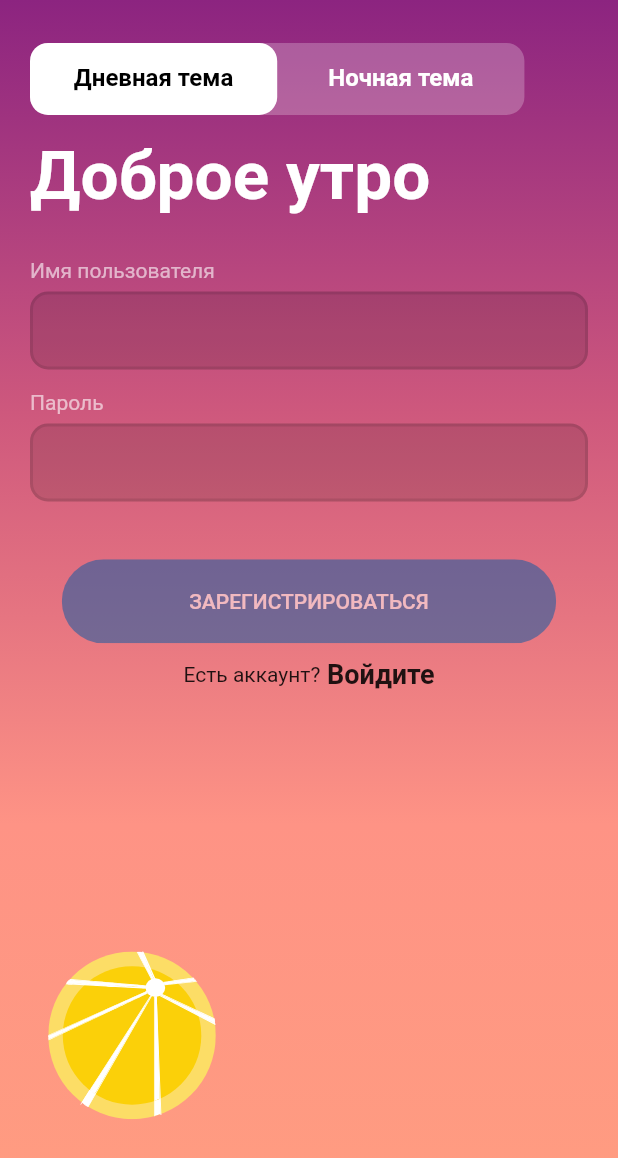
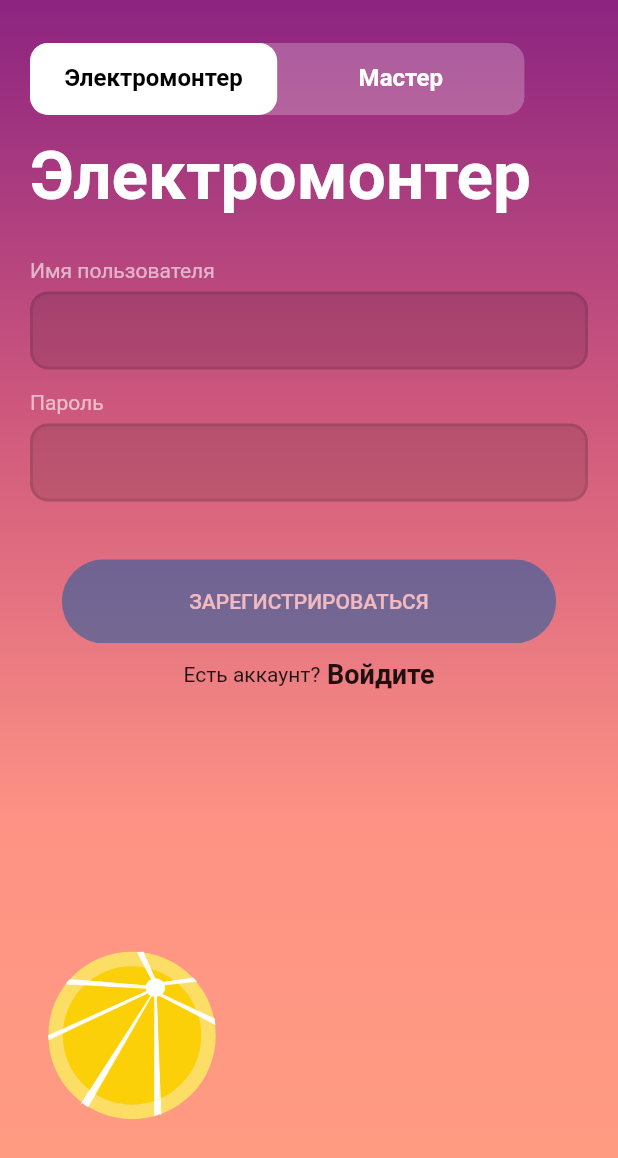
Before and after one commit to Smart-Food/stinger-tracker, a Flutter app: the LoginSignupScreen screen opened directly, on a phone screen of 412 x 824 dp. Shown: the top 1158 px of the screen. Run offline on Flutter 3.47's test engine with Material 2 defaults, Android fonts, the phone set to English and light mode, and no system bars; our stand-ins replace camera, cloud_firestore, csv, firebase_core, flutter_svg and 3 more; missing offline and left inert: dart:ffi, esys_flutter_share, speech_recognition; accounts and stored records are empty; project files that could hold a hidden picture were left out.

```diff
--- a/lib/Screens/loginsignup/loginsignup_screen.dart
+++ b/lib/Screens/loginsignup/loginsignup_screen.dart
@@ -79,7 +79,7 @@ class _LoginSignupScreenState extends State<LoginSignupScreen> {
   }
 
   void login() {
-    FirebaseFirestore.instance.collection("slaves").get().then((drivers) {
+    FirebaseFirestore.instance.collection(isDayMood ?"slaves":"masters").get().then((drivers) {
       int myIndex = 0;
       for (int index = 0; index < drivers.docs.length; index++) {
         if (nameLoginEditingController.text == drivers.docs[index].data()["myName"] &&
@@ -106,7 +106,7 @@ class _LoginSignupScreenState extends State<LoginSignupScreen> {
         nameSignupEditingController.text,
         passwordSignupEditingController.text
     ).then((value) {
-      FirebaseFirestore.instance.collection("slaves").get().then((drivers){
+      FirebaseFirestore.instance.collection(isDayMood ?"slaves":"masters").get().then((drivers){
         int myIndex = 0;
         for (int index = 0; index < drivers.docs.length; index++) {
           if (nameSignupEditingController.text == drivers.docs[index].data()["myName"]) {
@@ -206,8 +206,8 @@ class _LoginSignupScreenState extends State<LoginSignupScreen> {
                                   0.1,
                                   Text(
                                     isDayMood
-                                        ? "Доброе утро"
-                                        : "Добрый вечер",
+                                        ? "Электромонтер"
+                                        : "Мастер",
                                     style: Theme.of(context).textTheme.headline3.copyWith(
                                         fontWeight: FontWeight.bold, color: Colors.white),
                                   ),
--- a/lib/Screens/loginsignup/tabs.dart
+++ b/lib/Screens/loginsignup/tabs.dart
@@ -30,7 +30,7 @@ class Tabs extends StatelessWidget {
           labelColor: Colors.black,
           unselectedLabelColor: Colors.white,
           onTap: press,
-          tabs: [Tab(text: "Дневная тема"), Tab(text: "Ночная тема")],
+          tabs: [Tab(text: "Электромонтер"), Tab(text: "Мастер")],
         ),
       ),
     );
--- a/lib/main.dart
+++ b/lib/main.dart
@@ -5,6 +5,7 @@ import 'package:stinger_tracker/speech_recognition.dart';
 import 'csv_operations.dart';
 import 'Screens/loginsignup/loginsignup_screen.dart';
 import 'masterform.dart';
+
 void main() async {
   WidgetsFlutterBinding.ensureInitialized();
   await Firebase.initializeApp();
--- a/lib/masterform.dart
+++ b/lib/masterform.dart
@@ -1,3 +1,4 @@
+import 'dart:ffi';
 import 'dart:io';
 
 import 'package:flutter/material.dart';
@@ -7,6 +8,8 @@ import 'constants.dart';
 import 'fade_animation.dart';
 import 'package:stinger_tracker/csv_operations.dart';
 import 'package:csv/csv.dart';
+import 'dart:async';
+
 class Item {
   String name;
   String object;
@@ -38,6 +41,7 @@ class MasterDropdownScreenState extends State<MasterDropdownScreen> {
   Widget build(BuildContext context) {
     PageController pageController = PageController(initialPage: 0);
     Size size = MediaQuery.of(context).size;
+
 
       return Scaffold(
         // appBar: AppBar(
```
Also changed, not shown: 1 other file.
